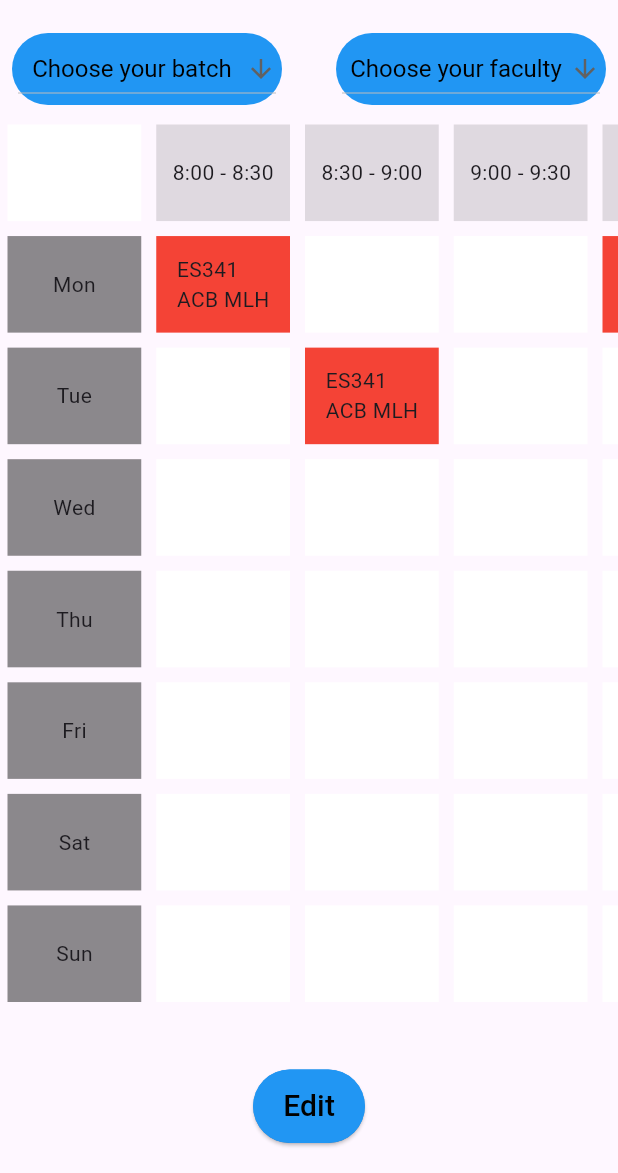
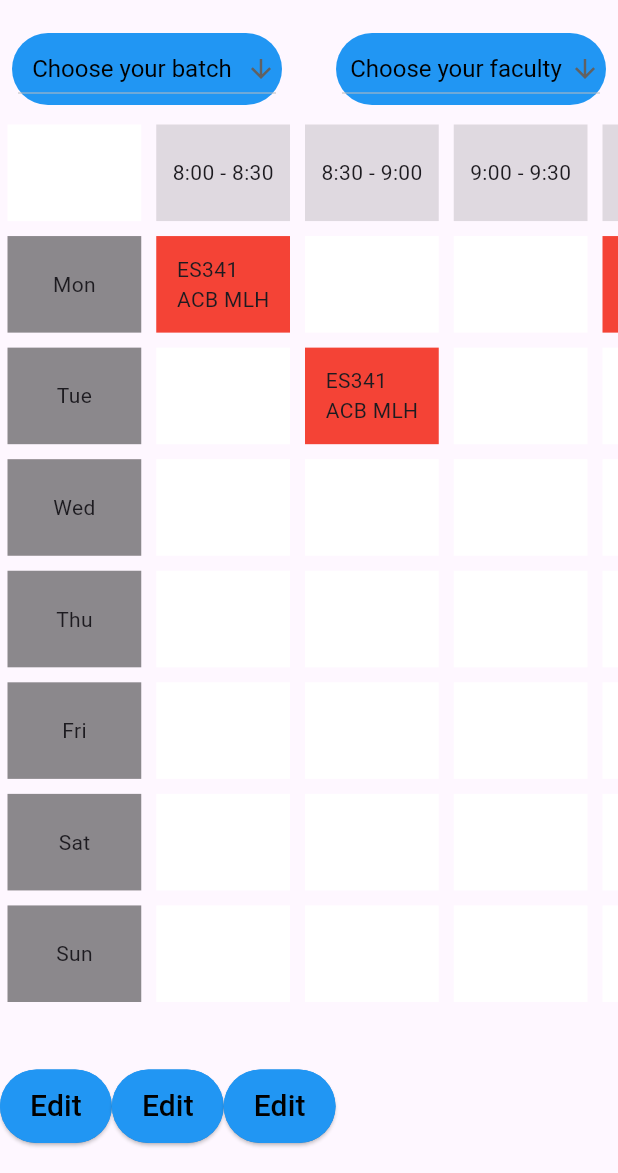
Before and after one commit to mujtabafromthedarkside/Time-Table-App, a Flutter app: the TimeTablePage screen opened directly, on a phone screen of 412 x 824 dp, the part 63-1236 px from its top. Run offline on Flutter 3.47's test engine with Material 3 defaults, Android fonts, the phone set to English and light mode, and no system bars; our stand-ins replace flutter_colorpicker.

Commit message:
added copy, resize buttons & changed colors men

```diff
--- a/lib/screens/TimeTablePage.dart
+++ b/lib/screens/TimeTablePage.dart
@@ -30,7 +30,9 @@ class _TimeTablePageState extends State<TimeTablePage> {
         return AlertDialog(
           backgroundColor: Colors.white,
           title: Text('Enter Details'),
-          content: Column(
+          content: Container(
+            height: 275,
+            child: Column(
               mainAxisSize: MainAxisSize.min,
               children: [
                 TextField(
@@ -42,6 +44,7 @@ class _TimeTablePageState extends State<TimeTablePage> {
                   controller: textController2,
                   decoration: InputDecoration(labelText: 'Enter Venue:', hintText: 'For example, ACB MLH'),
                 ),
+                SizedBox(height: 10),
                 Expanded(
                   child:
                 //   // MaterialPicker(
@@ -59,13 +62,13 @@ class _TimeTablePageState extends State<TimeTablePage> {
                         onColorChanged: (Color color) {
                           currentColor = color;
                         },
-                        availableColors: [
-                          const Color.fromARGB(255, 255, 159, 152), const Color.fromARGB(255, 242, 86, 75), Colors.red, const Color.fromARGB(255, 197, 13, 0),
-                          const Color.fromARGB(255, 157, 245, 160), const Color.fromARGB(255, 80, 236, 85), const Color.fromARGB(255, 71, 189, 75), Color.fromARGB(255, 28, 138, 31),
-                          const Color.fromARGB(255, 157, 207, 249), const Color.fromARGB(255, 82, 160, 225), Colors.blue, const Color.fromARGB(255, 11, 108, 188),
-                          const Color.fromARGB(255, 255, 247, 176), Color.fromARGB(255, 255, 241, 118), const Color.fromARGB(255, 255, 237, 72), Color.fromARGB(255, 255, 230, 0),
-                          const Color.fromARGB(255, 255, 216, 156), const Color.fromARGB(255, 255, 192, 96), Color.fromARGB(255, 255, 177, 60), Colors.orange,
-                          const Color.fromARGB(255, 241, 160, 255), const Color.fromARGB(255, 206, 68, 231), const Color.fromARGB(255, 178, 42, 202), Color.fromARGB(255, 159, 1, 187), Color.fromARGB(255, 167, 11, 194),
+                        availableColors: const [
+                          Color.fromARGB(255, 255, 159, 152), Color.fromARGB(255, 242, 86, 75), Colors.red, Color.fromARGB(255, 197, 13, 0),
+                          Color.fromARGB(255, 157, 245, 160), Color.fromARGB(255, 80, 236, 85), Color.fromARGB(255, 71, 189, 75), Color.fromARGB(255, 28, 138, 31),
+                          Color.fromARGB(255, 157, 207, 249), Color.fromARGB(255, 82, 160, 225), Colors.blue, Color.fromARGB(255, 11, 108, 188),
+                          Color.fromARGB(255, 255, 247, 176), Color.fromARGB(255, 255, 241, 118), Color.fromARGB(255, 255, 237, 72), Color.fromARGB(255, 255, 230, 0),
+                          Color.fromARGB(255, 255, 216, 156), Color.fromARGB(255, 255, 192, 96), Color.fromARGB(255, 255, 177, 60), Colors.orange,
+                          Color.fromARGB(255, 241, 160, 255), Color.fromARGB(255, 206, 68, 231), Color.fromARGB(255, 178, 42, 202), Color.fromARGB(255, 159, 1, 187), Color.fromARGB(255, 167, 11, 194),
                           Colors.pink,
                           Colors.teal,
                           Colors.cyan,
@@ -87,6 +90,7 @@ class _TimeTablePageState extends State<TimeTablePage> {
                 // ),
                 ),
               ],
+            ),
           ),
           actions: [
             ElevatedButton(
@@ -252,6 +256,8 @@ class _TimeTablePageState extends State<TimeTablePage> {
   final int gridRows = 8;
   final int gridColumns = 15;
   bool editButtonPressed = false;
+  bool resizeButtonPressed = false;
+  bool copyButtonPressed = false;
 
   int toRowMajor(int index){
     return index%gridRows * gridColumns + index~/gridRows;
@@ -416,6 +422,9 @@ class _TimeTablePageState extends State<TimeTablePage> {
                 child: Container(
                   padding: EdgeInsets.all(10),
                   margin: EdgeInsets.all(5),
+                  // color: Colors.blue[200],
+                  color: item.color,
+
                   // child: Text('ES341\nACB MLH'),
                   child: Center(
                     child: Text(
@@ -426,14 +435,14 @@ class _TimeTablePageState extends State<TimeTablePage> {
                       ),
                     ),
                   ),
-                  // color: Colors.blue[200],
-                  color: item.color,
                 ),
               );
             },
           ),
         ),
 
+             Row(
+               children: [
                  Container(
                   // color: Colors.red,
                   margin: EdgeInsets.fromLTRB(0,40,0,20),
@@ -465,6 +474,72 @@ class _TimeTablePageState extends State<TimeTablePage> {
                      ),
                    ),
                  ),
+
+                Container(
+                  // color: Colors.red,
+                  margin: EdgeInsets.fromLTRB(0,40,0,20),
+                  decoration: BoxDecoration(
+                    color: resizeButtonPressed ? Colors.red : Colors.blue,
+                    borderRadius: BorderRadius.circular(30), // Adjust the radius
+                  ),
+                   child: ElevatedButton(
+                     style: ElevatedButton.styleFrom(
+                       // padding: EdgeInsets.symmetric(horizontal: 60, vertical: 40),
+                       padding: EdgeInsets.symmetric(horizontal: 20, vertical: 10),
+                       backgroundColor: resizeButtonPressed ? Colors.red : Colors.blue,
+                       foregroundColor: Colors.black,
+                       shape: RoundedRectangleBorder(
+                         borderRadius: BorderRadius.circular(30),
+                       ),
+                     ),
+                     onPressed: () {
+                      setState(() {
+                        resizeButtonPressed = !resizeButtonPressed;
+                      });
+                     },
+                     child: Text(
+                       resizeButtonPressed ? "Cancel" : "Edit",
+                       style: TextStyle(
+                         fontSize: 20,
+                         fontFamily: 'Roboto',
+                       ),
+                     ),
+                   ),
+                 ),
+
+                 Container(
+                  // color: Colors.red,
+                  margin: EdgeInsets.fromLTRB(0,40,0,20),
+                  decoration: BoxDecoration(
+                    color: copyButtonPressed ? Colors.red : Colors.blue,
+                    borderRadius: BorderRadius.circular(30), // Adjust the radius
+                  ),
+                   child: ElevatedButton(
+                     style: ElevatedButton.styleFrom(
+                       // padding: EdgeInsets.symmetric(horizontal: 60, vertical: 40),
+                       padding: EdgeInsets.symmetric(horizontal: 20, vertical: 10),
+                       backgroundColor: copyButtonPressed ? Colors.red : Colors.blue,
+                       foregroundColor: Colors.black,
+                       shape: RoundedRectangleBorder(
+                         borderRadius: BorderRadius.circular(30),
+                       ),
+                     ),
+                     onPressed: () {
+                      setState(() {
+                        copyButtonPressed = !copyButtonPressed;
+                      });
+                     },
+                     child: Text(
+                       copyButtonPressed ? "Cancel" : "Edit",
+                       style: TextStyle(
+                         fontSize: 20,
+                         fontFamily: 'Roboto',
+                       ),
+                     ),
+                   ),
+                 ),
+               ],
+             ),
           ],
         ),
       ),
```
Lines whose indentation alone changed are shown as unchanged.
